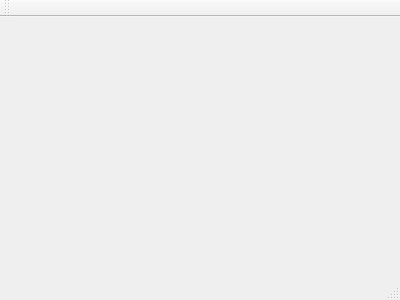
First picture: the form in mainwindow.ui, repository ferrdo4/ping, before the edit.
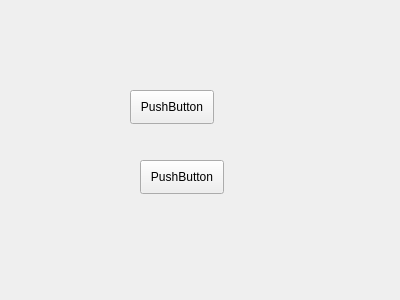
Second picture: the form after the edit.

The edit to the form file:
```diff
--- a/mainwindow.ui
+++ b/mainwindow.ui
@@ -12,13 +12,36 @@
   <property name="windowTitle" >
    <string>MainWindow</string>
   </property>
-  <widget class="QMenuBar" name="menuBar" />
-  <widget class="QToolBar" name="mainToolBar" />
-  <widget class="QWidget" name="centralWidget" />
-  <widget class="QStatusBar" name="statusBar" />
+  <widget class="QWidget" name="centralWidget">
+   <widget class="QPushButton" name="pushButton">
+    <property name="geometry">
+     <rect>
+      <x>130</x>
+      <y>90</y>
+      <width>84</width>
+      <height>34</height>
+     </rect>
+    </property>
+    <property name="text">
+     <string>PushButton</string>
+    </property>
+   </widget>
+   <widget class="QPushButton" name="pushButton_2">
+    <property name="geometry">
+     <rect>
+      <x>140</x>
+      <y>160</y>
+      <width>84</width>
+      <height>34</height>
+     </rect>
+    </property>
+    <property name="text">
+     <string>PushButton</string>
+    </property>
+   </widget>
+  </widget>
  </widget>
- <layoutDefault spacing="6" margin="11" />
- <pixmapfunction></pixmapfunction>
+ <layoutdefault spacing="6" margin="11"/>
  <resources/>
  <connections/>
 </ui>
```
Left out of the diff: 7 changed lines with no effect on the pictures.
